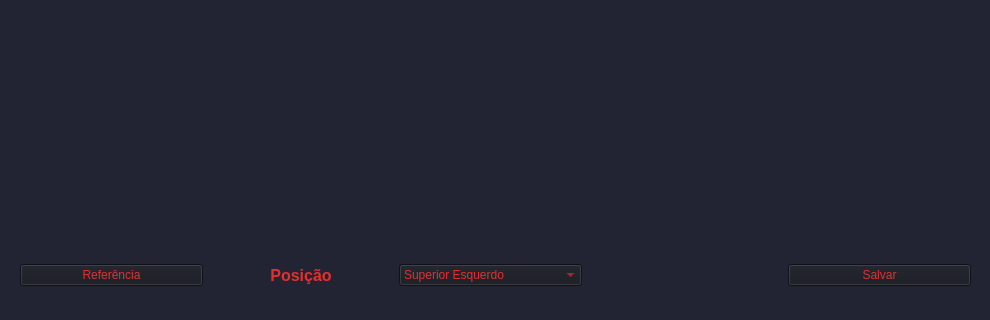
Before: the Qt Designer form reddragons/interface/ui_files/cruzetas.ui in Red-Dragons-UFSCar/red-visao, drawn with Qt 5; both pictures show x 0 to 990 and y 405 to 725 of the 990 by 725 pixel window.
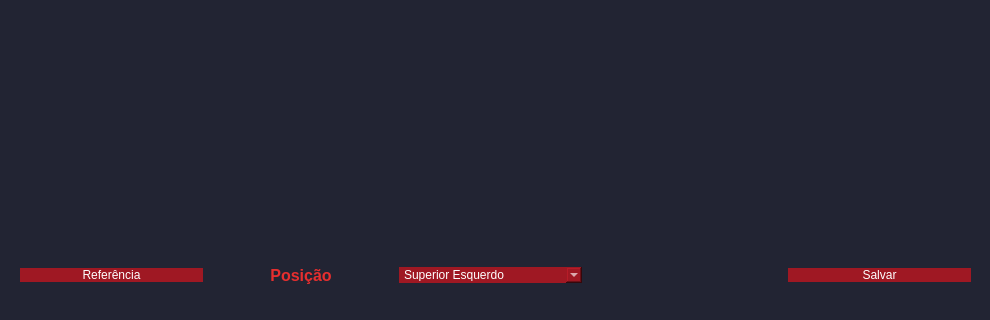
After: the same form once the commit is applied.

```diff
--- a/reddragons/interface/ui_files/cruzetas.ui
+++ b/reddragons/interface/ui_files/cruzetas.ui
@@ -59,8 +59,9 @@
       <widget class="QPushButton" name="QT_btReferencia">
        <property name="styleSheet">
         <string notr="true">QPushButton{
-background-color: rgb(23, 25, 33);
-color: #E62E2E;
+	color: rgb(255, 255, 255);
+	background-color: #9F1823;
+	border-radius:0px;
 }
 QPushButton:hover{
 	background-color: #1B1D26;
@@ -103,9 +104,16 @@
         </sizepolicy>
        </property>
        <property name="styleSheet">
-        <string notr="true">background-color: rgb(23, 25, 33);
-color: #E62E2E;
-</string>
+        <string notr="true">QComboBox{
+	color: rgb(255, 255, 255);
+	background-color: #9F1823;
+	border-radius:0px;
+}
+QComboBox:hover{
+	color: rgb(255, 255, 255);
+	background-color: #ff0000;
+	border-radius:0px;
+}</string>
        </property>
        <item>
         <property name="text">
@@ -144,8 +152,9 @@
       <widget class="QPushButton" name="QT_btFinalizar">
        <property name="styleSheet">
         <string notr="true">QPushButton{
-background-color: rgb(23, 25, 33);
-color: #E62E2E;
+	color: rgb(255, 255, 255);
+	background-color: #9F1823;
+	border-radius:0px;
 }
 QPushButton:hover{
 	background-color: #1B1D26;
```
Left out of the diff: 8 changed lines with no effect on the pictures.
